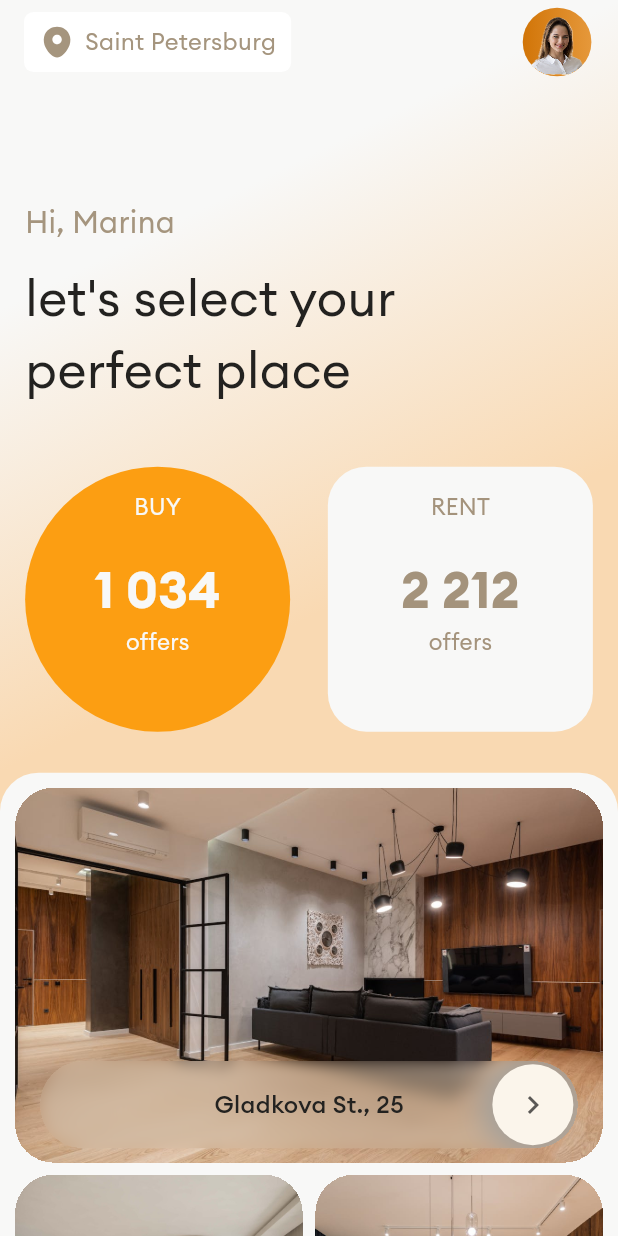
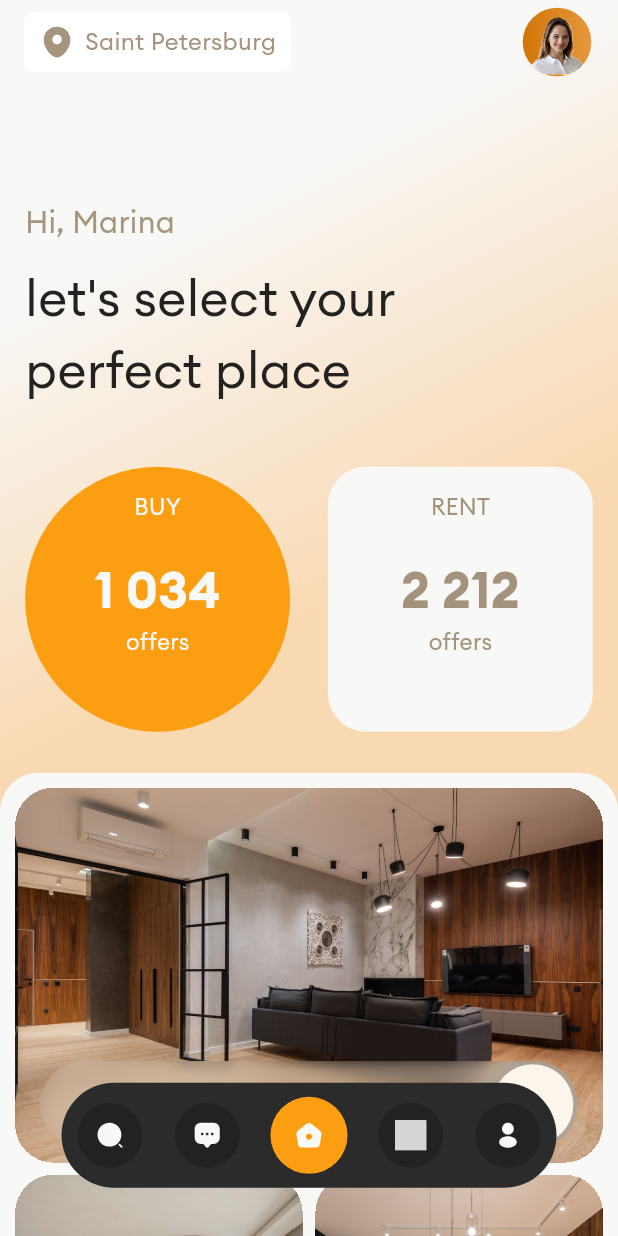
Before and after one commit to adolesamuel/real_estate, a Flutter app: the screen it shows after launch, on a phone screen of 412 x 824 dp. Run offline on Flutter 3.47's test engine with Material 3 defaults, Android fonts, the phone set to English and light mode, and no system bars; our stand-ins replace flutter_screenutil, flutter_svg, photo_view; generated files the repository leaves out were written again; grey boxes are pictures that could not be loaded.

Commit message:
Base App Complete

```diff
--- /dev/null
+++ b/lib/common/app_bottom_nav.dart
@@ -0,0 +1,61 @@
+import 'package:flutter/material.dart';
+import 'package:flutter_screenutil/flutter_screenutil.dart';
+import 'package:moniepoint_real_estate/constants/app_colors.dart';
+
+class AppBottomNavBar extends StatelessWidget {
+  final int currentPage;
+  final void Function(int page)? onPageSelected;
+  final List<Widget> icons;
+  const AppBottomNavBar({
+    super.key,
+    required this.currentPage,
+    this.onPageSelected,
+    this.icons = const [],
+  });
+
+  @override
+  Widget build(BuildContext context) {
+    return Padding(
+      padding: EdgeInsets.only(bottom: 40.h),
+      child: SizedBox(
+        height: 70,
+        width: 330,
+        child: Material(
+          color: const Color(0xFF2B2B2B),
+          borderRadius: BorderRadius.circular(100.r),
+          child: Row(
+            mainAxisAlignment: MainAxisAlignment.spaceAround,
+            children: List.generate(
+              icons.length,
+              (index) {
+                bool isSelected = index == currentPage;
+                return InkWell(
+                  onTap: () => onPageSelected?.call(index),
+                  borderRadius: BorderRadius.circular(100.r),
+                  child: AnimatedContainer(
+                    height: isSelected ? 64.h : 54.h,
+                    width: isSelected ? 64.h : 54.w,
+                    decoration: BoxDecoration(
+                      shape: BoxShape.circle,
+                      color: isSelected
+                          ? AppColors.orangeFC9
+                          : const Color(0xFF232220),
+                    ),
+                    duration: const Duration(milliseconds: 300),
+                    child: Center(
+                      child: SizedBox(
+                        height: 25.h,
+                        width: 25.w,
+                        child: icons[index],
+                      ),
+                    ),
+                  ),
+                );
+              },
+            ),
+          ),
+        ),
+      ),
+    );
+  }
+}
--- a/lib/maps_page.dart
+++ b/lib/maps_page.dart
@@ -99,7 +99,7 @@ class MapsPage extends StatelessWidget {
                     ],
                   ),
                 ),
-                kToolbarHeight.verticalSpace,
+                100.verticalSpace,
               ],
             ),
           ),
--- a/lib/rootpage.dart
+++ b/lib/rootpage.dart
@@ -1,4 +1,7 @@
 import 'package:flutter/material.dart';
+import 'package:moniepoint_real_estate/common/app_bottom_nav.dart';
+import 'package:moniepoint_real_estate/configs/assets.gen.dart';
+import 'package:moniepoint_real_estate/constants/app_colors.dart';
 import 'package:moniepoint_real_estate/home_page.dart';
 import 'package:moniepoint_real_estate/maps_page.dart';
 
@@ -10,24 +13,67 @@ class RootPage extends StatefulWidget {
 }
 
 class _RootPageState extends State<RootPage> {
-  int currentPage = 0;
+  int currentPage = 2;
   @override
   Widget build(BuildContext context) {
     return Stack(
       children: [
-        IndexedStack(
-          index: currentPage,
-          children: const [
-            HomePage(),
-            MapsPage(),
-          ],
+        AnimatedSwitcher(
+          duration: const Duration(milliseconds: 500),
+          child: IndexedStack(
+            index: currentPage,
+            key: ValueKey<int>(currentPage),
+            children: [
+              MapsPage(
+                key: UniqueKey(),
+              ),
+              Container(
+                color: AppColors.whiteF8F,
+              ),
+              HomePage(
+                key: UniqueKey(),
+              ),
+              Container(
+                color: AppColors.whiteF8F,
+              ),
+              Container(
+                color: AppColors.whiteF8F,
+              ),
+            ],
+          ),
         ),
-        // NavigationBar(
-        //   destinations: [
-        //     HomePage(),
-        //     Container(),
-        //   ],
-        // ),
+        Align(
+          alignment: Alignment.bottomCenter,
+          child: AppBottomNavBar(
+            currentPage: currentPage,
+            icons: [
+              Assets.icons.searchFilled.svg(
+                colorFilter:
+                    const ColorFilter.mode(AppColors.whiteF8F, BlendMode.srcIn),
+              ),
+              Assets.icons.messages.svg(
+                colorFilter:
+                    const ColorFilter.mode(AppColors.whiteF8F, BlendMode.srcIn),
+              ),
+              Assets.icons.home.svg(
+                colorFilter:
+                    const ColorFilter.mode(AppColors.whiteF8F, BlendMode.srcIn),
+              ),
+              Assets.icons.heart.svg(
+                colorFilter:
+                    const ColorFilter.mode(AppColors.whiteF8F, BlendMode.srcIn),
+              ),
+              Assets.icons.profile.svg(
+                colorFilter:
+                    const ColorFilter.mode(AppColors.whiteF8F, BlendMode.srcIn),
+              ),
+            ],
+            onPageSelected: (page) {
+              currentPage = page;
+              setState(() {});
+            },
+          ),
+        ),
       ],
     );
   }
```
